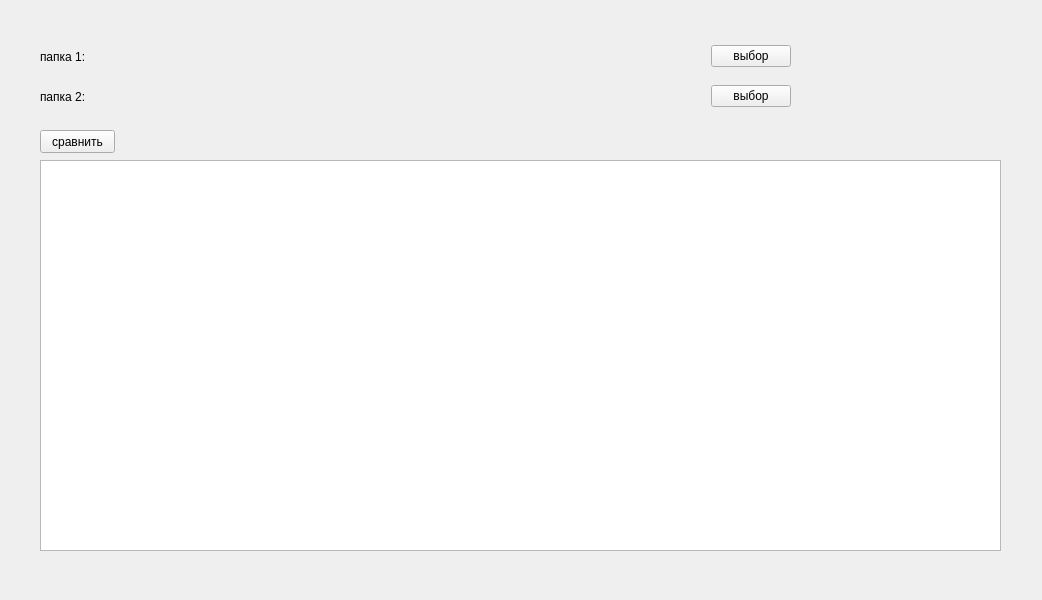
First picture: the form in mainwindow.ui, repository ponkerman/File_cpm_QT, before the edit.
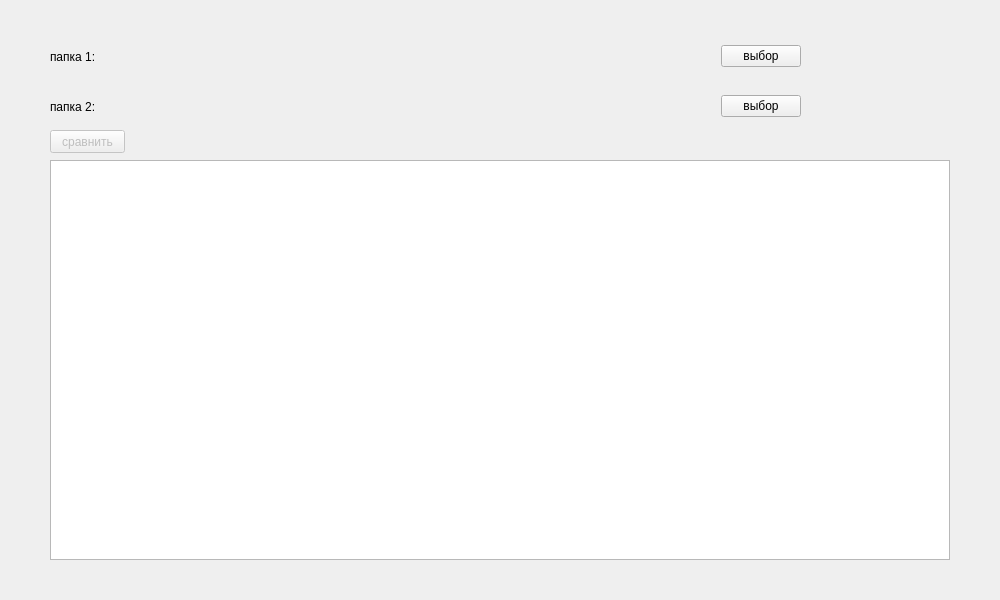
Second picture: the form after the edit.

```diff
--- a/mainwindow.ui
+++ b/mainwindow.ui
@@ -2,11 +2,14 @@
 <ui version="4.0">
  <class>MainWindow</class>
  <widget class="QMainWindow" name="MainWindow">
+  <property name="enabled">
+   <bool>true</bool>
+  </property>
   <property name="geometry">
    <rect>
     <x>0</x>
     <y>0</y>
-    <width>1042</width>
+    <width>1000</width>
     <height>600</height>
    </rect>
   </property>
@@ -17,17 +20,20 @@
    <widget class="QListWidget" name="filesList">
     <property name="geometry">
      <rect>
-      <x>40</x>
+      <x>50</x>
       <y>160</y>
-      <width>961</width>
-      <height>391</height>
+      <width>900</width>
+      <height>400</height>
      </rect>
     </property>
    </widget>
    <widget class="QPushButton" name="compButton">
+    <property name="enabled">
+     <bool>false</bool>
+    </property>
     <property name="geometry">
      <rect>
-      <x>40</x>
+      <x>50</x>
       <y>130</y>
       <width>75</width>
       <height>23</height>
@@ -40,7 +46,7 @@
    <widget class="QWidget" name="layoutWidget">
     <property name="geometry">
      <rect>
-      <x>40</x>
+      <x>50</x>
       <y>40</y>
       <width>751</width>
       <height>33</height>
@@ -97,8 +103,8 @@
    <widget class="QWidget" name="layoutWidget">
     <property name="geometry">
      <rect>
-      <x>40</x>
-      <y>80</y>
+      <x>50</x>
+      <y>90</y>
       <width>751</width>
       <height>33</height>
      </rect>
```
